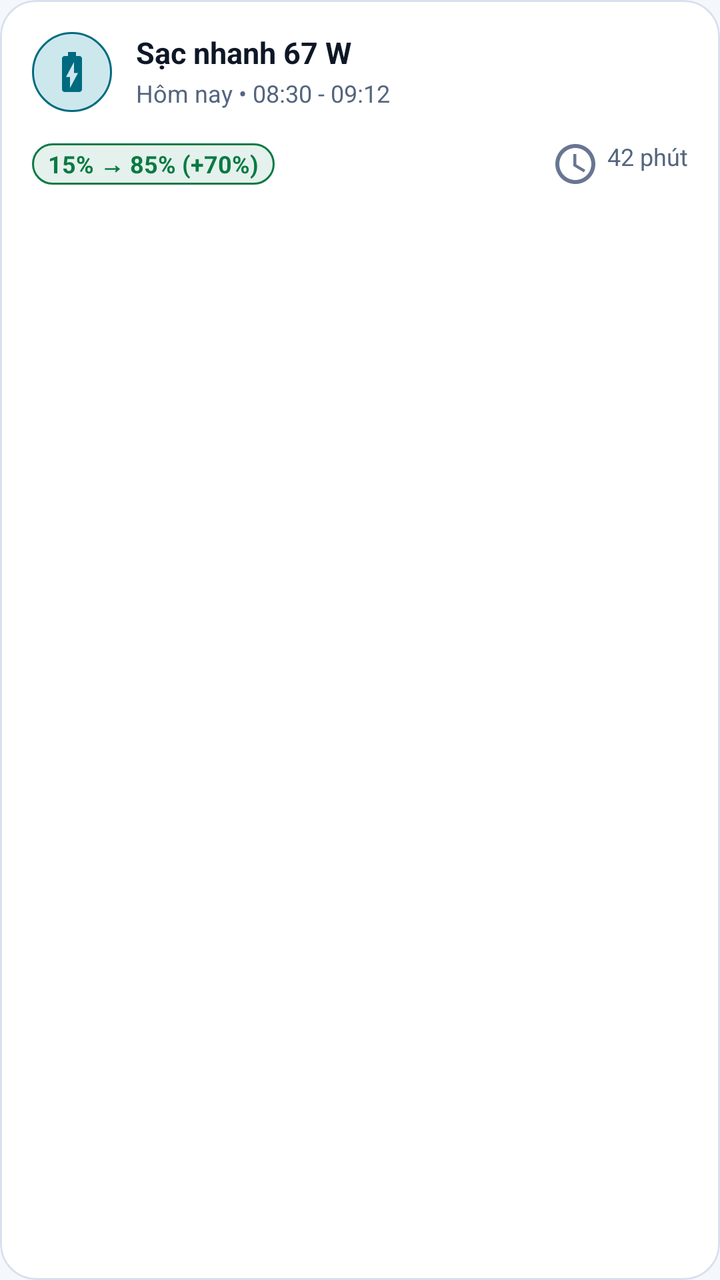
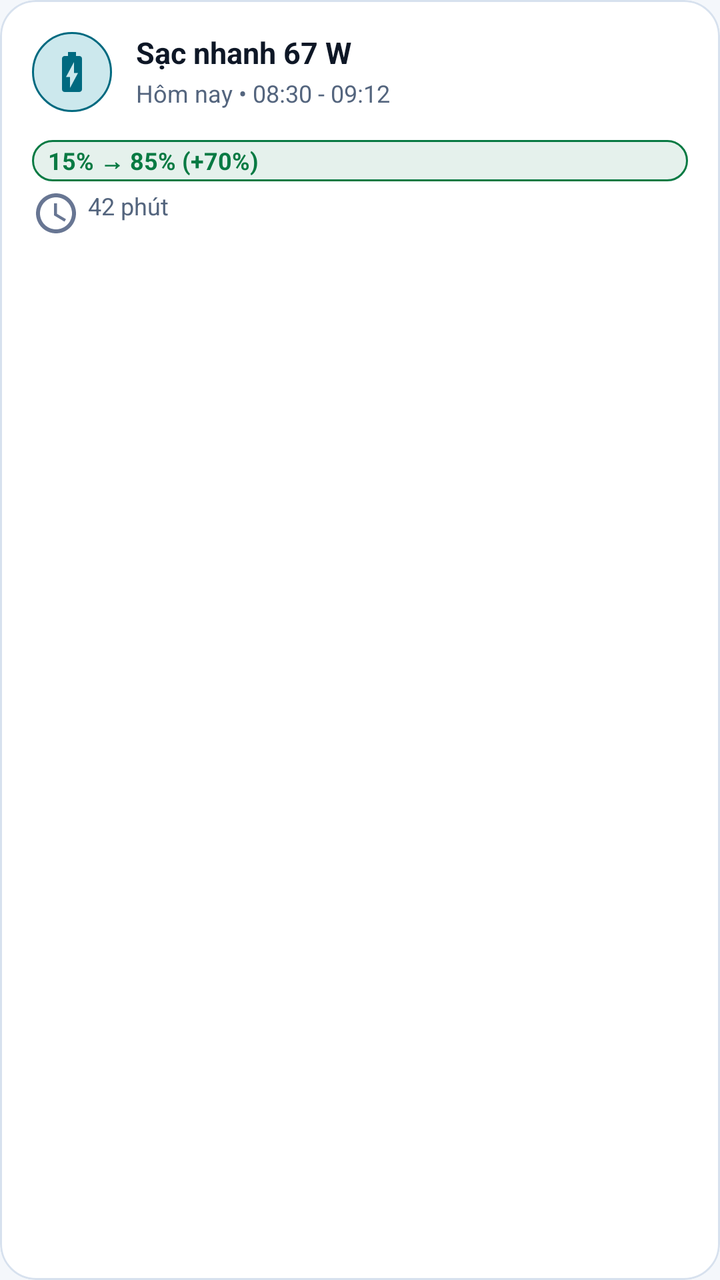

Compare the two renders of this Android layout. The source of the first and the diff that turns it into the second are given below.
<!-- AndroidManifest.xml: application theme Theme.TH7 -->
<!-- res/layout/item_charging_session.xml -->
<?xml version="1.0" encoding="utf-8"?>
<com.google.android.material.card.MaterialCardView xmlns:android="http://schemas.android.com/apk/res/android" xmlns:app="http://schemas.android.com/apk/res-auto" android:id="@+id/cardChargingSession" style="@style/TechCard.Interactive" android:layout_width="match_parent" android:layout_height="wrap_content" android:layout_marginBottom="12dp">
  <androidx.constraintlayout.widget.ConstraintLayout android:layout_width="match_parent" android:layout_height="wrap_content" android:padding="16dp">
    <ImageView android:id="@+id/ivChargeIcon" android:layout_width="40dp" android:layout_height="40dp" android:background="@drawable/bg_badge_demo" android:padding="8dp" android:src="@drawable/ic_battery_bolt" app:layout_constraintStart_toStartOf="parent" app:layout_constraintTop_toTopOf="parent" app:tint="@color/tech_cyan" />
    <TextView android:id="@+id/tvChargeType" android:layout_width="0dp" android:layout_height="wrap_content" android:layout_marginStart="12dp" android:text="Sạc nhanh 67 W" android:textColor="@color/tech_text_primary" android:textSize="15sp" android:textStyle="bold" app:layout_constraintEnd_toStartOf="@+id/ivStar" app:layout_constraintStart_toEndOf="@+id/ivChargeIcon" app:layout_constraintTop_toTopOf="parent" />
    <TextView android:id="@+id/tvTimeRange" android:layout_width="0dp" android:layout_height="wrap_content" android:layout_marginStart="12dp" android:layout_marginTop="2dp" android:text="Hôm nay • 08:30 - 09:12" android:textColor="@color/tech_text_secondary" android:textSize="12sp" app:layout_constraintEnd_toStartOf="@+id/ivStar" app:layout_constraintStart_toEndOf="@+id/ivChargeIcon" app:layout_constraintTop_toBottomOf="@+id/tvChargeType" />
    <ImageView android:id="@+id/ivStar" android:layout_width="22dp" android:layout_height="22dp" android:src="@drawable/ic_star" android:visibility="gone" app:layout_constraintEnd_toEndOf="parent" app:layout_constraintTop_toTopOf="parent" app:tint="@color/tech_yellow" />
    <LinearLayout android:layout_width="match_parent" android:layout_height="wrap_content" android:layout_marginTop="14dp" android:gravity="center_vertical" android:orientation="horizontal" app:layout_constraintTop_toBottomOf="@+id/ivChargeIcon">
      
      <TextView android:id="@+id/tvLevelDelta" android:layout_width="wrap_content" android:layout_height="wrap_content" android:background="@drawable/bg_badge_green" android:text="15% → 85% (+70%)" android:textColor="@color/tech_green" android:textSize="12sp" android:textStyle="bold" />
      <View android:layout_width="0dp" android:layout_height="1dp" android:layout_weight="1" />
      
      <TextView android:id="@+id/tvDuration" android:layout_width="wrap_content" android:layout_height="wrap_content" android:drawableStart="@drawable/ic_usage_time" android:drawablePadding="4dp" android:drawableTint="@color/tech_text_muted" android:text="42 phút" android:textColor="@color/tech_text_secondary" android:textSize="12sp" />
      
    </LinearLayout>
  </androidx.constraintlayout.widget.ConstraintLayout>
</com.google.android.material.card.MaterialCardView>
<!-- resources referenced by this layout -->
<resources>
  <color name="tech_cyan">#006A80</color>
  <color name="tech_green">#087A43</color>
  <color name="tech_text_muted">#687693</color>
  <color name="tech_text_primary">#0E1726</color>
  <color name="tech_text_secondary">#54657E</color>
  <color name="tech_yellow">#8A5A00</color>
  <!-- drawable bg_badge_demo (drawable) -->
  <?xml version="1.0" encoding="utf-8"?>
  <shape xmlns:android="http://schemas.android.com/apk/res/android"
      android:shape="rectangle">
      <solid android:color="@color/tech_cyan_glow" />
      <stroke
          android:width="1dp"
          android:color="@color/tech_cyan" />
      <corners android:radius="100dp" />
      <padding
          android:left="10dp"
          android:top="3dp"
          android:right="10dp"
          android:bottom="3dp" />
  </shape>
  <!-- drawable bg_badge_green (drawable) -->
  <?xml version="1.0" encoding="utf-8"?>
  <shape xmlns:android="http://schemas.android.com/apk/res/android"
      android:shape="rectangle">
      <solid android:color="@color/tech_green_bg" />
      <stroke
          android:width="1dp"
          android:color="@color/tech_green" />
      <corners android:radius="100dp" />
      <padding
          android:left="8dp"
          android:top="2dp"
          android:right="8dp"
          android:bottom="2dp" />
  </shape>
  <!-- drawable ic_battery_bolt (drawable) -->
  <vector xmlns:android="http://schemas.android.com/apk/res/android"
      android:width="24dp"
      android:height="24dp"
      android:viewportWidth="24"
      android:viewportHeight="24">
      <path
          android:fillColor="@color/tech_cyan"
          android:pathData="M15.67,4H14V2h-4v2H8.33C7.6,4 7,4.6 7,5.33v15.33C7,21.4 7.6,22 8.33,22h7.33c0.74,0 1.34,-0.6 1.34,-1.33V5.33C17,4.6 16.4,4 15.67,4zM11,20v-5.5H9L13,7v5.5h2L11,20z"/>
  </vector>
  <!-- drawable ic_star (drawable) -->
  <vector xmlns:android="http://schemas.android.com/apk/res/android"
      android:width="24dp"
      android:height="24dp"
      android:viewportWidth="24"
      android:viewportHeight="24">
      <path
          android:fillColor="@color/tech_yellow"
          android:pathData="M12,17.27L18.18,21l-1.64,-7.03L22,9.24l-7.19,-0.61L12,2 9.19,8.63 2,9.24l5.46,4.73L5.82,21z"/>
  </vector>
  <!-- drawable ic_usage_time (drawable) -->
  <vector xmlns:android="http://schemas.android.com/apk/res/android"
      android:width="24dp"
      android:height="24dp"
      android:viewportWidth="24"
      android:viewportHeight="24">
      <path
          android:fillColor="@color/tech_cyan"
          android:pathData="M11.99,2C6.47,2 2,6.48 2,12s4.47,10 9.99,10C17.52,22 22,17.52 22,12S17.52,2 11.99,2zM12,20c-4.42,0 -8,-3.58 -8,-8s3.58,-8 8,-8 8,3.58 8,8 -3.58,8 -8,8zm0.5,-13H11v6l5.25,3.15 0.75,-1.23 -4.5,-2.67z"/>
  </vector>
  <style name="TechCard.Interactive">
          <item name="android:clickable">true</item>
          <item name="android:focusable">true</item>
          <item name="android:foreground">?android:attr/selectableItemBackground</item>
      </style>
  <style name="Theme.TH7" parent="Base.Theme.TH7" />
  <color name="tech_cyan_glow">#33008CA6</color>
  <color name="tech_green_bg">#1A087A43</color>
  <color name="tech_button_text">#08313A</color>
  <color name="tech_bg_card_secondary">#EEF2F9</color>
  <color name="tech_selection_bg">#D8F0F3</color>
  <color name="tech_blue">#006A80</color>
  <color name="tech_bg">#F4F7FB</color>
  <color name="tech_bg_surface">#FFFFFF</color>
  <color name="tech_bg_card">#FFFFFF</color>
  <color name="tech_nav_bg">#FFFFFF</color>
  <!-- unchanged entries left out for length: 1 -->
</resources>

<!-- the commit's change to res/layout/item_charging_session.xml (unified diff, before → after) -->
@@ -5,12 +5,11 @@
     <TextView android:id="@+id/tvChargeType" android:layout_width="0dp" android:layout_height="wrap_content" android:layout_marginStart="12dp" android:text="Sạc nhanh 67 W" android:textColor="@color/tech_text_primary" android:textSize="15sp" android:textStyle="bold" app:layout_constraintEnd_toStartOf="@+id/ivStar" app:layout_constraintStart_toEndOf="@+id/ivChargeIcon" app:layout_constraintTop_toTopOf="parent" />
     <TextView android:id="@+id/tvTimeRange" android:layout_width="0dp" android:layout_height="wrap_content" android:layout_marginStart="12dp" android:layout_marginTop="2dp" android:text="Hôm nay • 08:30 - 09:12" android:textColor="@color/tech_text_secondary" android:textSize="12sp" app:layout_constraintEnd_toStartOf="@+id/ivStar" app:layout_constraintStart_toEndOf="@+id/ivChargeIcon" app:layout_constraintTop_toBottomOf="@+id/tvChargeType" />
     <ImageView android:id="@+id/ivStar" android:layout_width="22dp" android:layout_height="22dp" android:src="@drawable/ic_star" android:visibility="gone" app:layout_constraintEnd_toEndOf="parent" app:layout_constraintTop_toTopOf="parent" app:tint="@color/tech_yellow" />
-    <LinearLayout android:layout_width="match_parent" android:layout_height="wrap_content" android:layout_marginTop="14dp" android:gravity="center_vertical" android:orientation="horizontal" app:layout_constraintTop_toBottomOf="@+id/ivChargeIcon">
+    <LinearLayout android:layout_width="match_parent" android:layout_height="wrap_content" android:layout_marginTop="14dp" android:gravity="start" android:orientation="vertical" app:layout_constraintTop_toBottomOf="@+id/ivChargeIcon">
       
-      <TextView android:id="@+id/tvLevelDelta" android:layout_width="wrap_content" android:layout_height="wrap_content" android:background="@drawable/bg_badge_green" android:text="15% → 85% (+70%)" android:textColor="@color/tech_green" android:textSize="12sp" android:textStyle="bold" />
-      <View android:layout_width="0dp" android:layout_height="1dp" android:layout_weight="1" />
+      <TextView android:id="@+id/tvLevelDelta" android:layout_width="match_parent" android:layout_height="wrap_content" android:background="@drawable/bg_badge_green" android:text="15% → 85% (+70%)" android:maxLines="1" android:ellipsize="end" android:textColor="@color/tech_green" android:textSize="12sp" android:textStyle="bold" />
       
-      <TextView android:id="@+id/tvDuration" android:layout_width="wrap_content" android:layout_height="wrap_content" android:drawableStart="@drawable/ic_usage_time" android:drawablePadding="4dp" android:drawableTint="@color/tech_text_muted" android:text="42 phút" android:textColor="@color/tech_text_secondary" android:textSize="12sp" />
+      <TextView android:id="@+id/tvDuration" android:layout_width="match_parent" android:layout_height="wrap_content" android:layout_marginTop="4dp" android:maxLines="2" android:ellipsize="end" android:drawableStart="@drawable/ic_usage_time" android:drawablePadding="4dp" android:drawableTint="@color/tech_text_muted" android:text="42 phút" android:textColor="@color/tech_text_secondary" android:textSize="12sp" />
       
     </LinearLayout>
   </androidx.constraintlayout.widget.ConstraintLayout>
